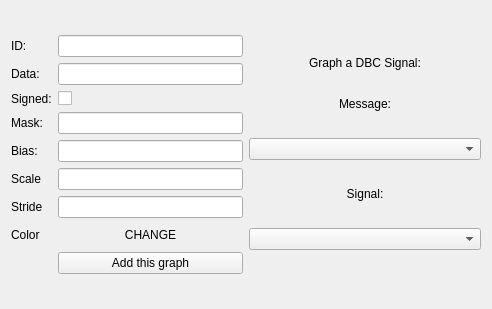
Qt form newgraphdialog.ui (collin80/SavvyCAN) before a commit.
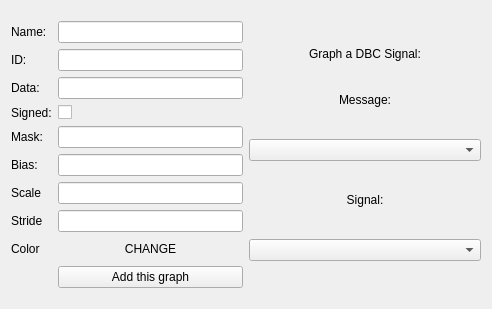
The same form after that commit.

Commit message: Fix to allow proper setting of the graph name (editing within the new graph window too!)

Diff of the .ui file:
```diff
--- a/newgraphdialog.ui
+++ b/newgraphdialog.ui
@@ -18,41 +18,41 @@
     <layout class="QHBoxLayout" name="horizontalLayout" stretch="1,1">
      <item>
       <layout class="QFormLayout" name="formLayout">
-       <item row="0" column="0">
+       <item row="1" column="0">
         <widget class="QLabel" name="label">
          <property name="text">
           <string>ID:</string>
          </property>
         </widget>
        </item>
-       <item row="0" column="1">
+       <item row="1" column="1">
         <widget class="QLineEdit" name="txtID"/>
        </item>
-       <item row="1" column="0">
+       <item row="2" column="0">
         <widget class="QLabel" name="label_2">
          <property name="text">
           <string>Data:</string>
          </property>
         </widget>
        </item>
-       <item row="1" column="1">
+       <item row="2" column="1">
         <widget class="QLineEdit" name="txtData"/>
        </item>
-       <item row="2" column="0">
+       <item row="3" column="0">
         <widget class="QLabel" name="label_3">
          <property name="text">
           <string>Signed:</string>
          </property>
         </widget>
        </item>
-       <item row="2" column="1">
+       <item row="3" column="1">
         <widget class="QCheckBox" name="cbSigned">
          <property name="text">
           <string/>
          </property>
         </widget>
        </item>
-       <item row="3" column="0">
+       <item row="4" column="0">
         <widget class="QLabel" name="label_4">
          <property name="frameShape">
           <enum>QFrame::NoFrame</enum>
@@ -62,47 +62,47 @@
          </property>
         </widget>
        </item>
-       <item row="3" column="1">
+       <item row="4" column="1">
         <widget class="QLineEdit" name="txtMask"/>
        </item>
-       <item row="4" column="0">
+       <item row="5" column="0">
         <widget class="QLabel" name="label_5">
          <property name="text">
           <string>Bias:</string>
          </property>
         </widget>
        </item>
-       <item row="4" column="1">
+       <item row="5" column="1">
         <widget class="QLineEdit" name="txtBias"/>
        </item>
-       <item row="5" column="0">
+       <item row="6" column="0">
         <widget class="QLabel" name="label_6">
          <property name="text">
           <string>Scale</string>
          </property>
         </widget>
        </item>
-       <item row="5" column="1">
+       <item row="6" column="1">
         <widget class="QLineEdit" name="txtScale"/>
        </item>
-       <item row="6" column="0">
+       <item row="7" column="0">
         <widget class="QLabel" name="label_7">
          <property name="text">
           <string>Stride</string>
          </property>
         </widget>
        </item>
-       <item row="6" column="1">
+       <item row="7" column="1">
         <widget class="QLineEdit" name="txtStride"/>
        </item>
-       <item row="7" column="0">
+       <item row="8" column="0">
         <widget class="QLabel" name="label_8">
          <property name="text">
           <string>Color</string>
          </property>
         </widget>
        </item>
-       <item row="7" column="1">
+       <item row="8" column="1">
         <widget class="QPushButton" name="colorSwatch">
          <property name="autoFillBackground">
           <bool>true</bool>
@@ -115,13 +115,23 @@
          </property>
         </widget>
        </item>
-       <item row="8" column="1">
+       <item row="9" column="1">
         <widget class="QPushButton" name="btnAddGraph">
          <property name="text">
           <string>Add this graph</string>
          </property>
         </widget>
        </item>
+       <item row="0" column="0">
+        <widget class="QLabel" name="label_12">
+         <property name="text">
+          <string>&lt;html&gt;&lt;head/&gt;&lt;body&gt;&lt;p&gt;Name:&lt;/p&gt;&lt;/body&gt;&lt;/html&gt;</string>
+         </property>
+        </widget>
+       </item>
+       <item row="0" column="1">
+        <widget class="QLineEdit" name="txtName"/>
+       </item>
       </layout>
      </item>
      <item>
```
The commit also changes 3 other files.
